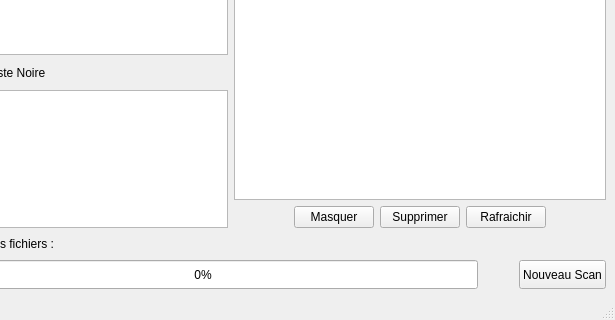
Flamingroup/fsclean, file interface.ui: the form before one commit; both pictures show x 81 to 696 and y 139 to 459 of the 696 by 459 pixel window.
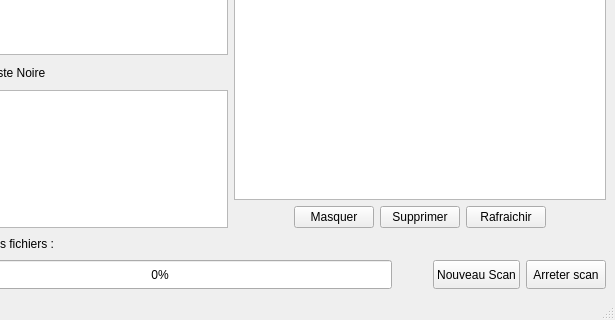
The form after the commit. Icons and pictures are not drawn.

Commit message: ajout d'un error=1 si scan interrompu avant la fin, et ajout d'un bouton quitter qui arrete le scan (proprement).

```diff
--- a/interface.ui
+++ b/interface.ui
@@ -355,6 +355,31 @@
           </property>
          </widget>
         </item>
+        <item alignment="Qt::AlignRight|Qt::AlignBottom">
+         <widget class="QPushButton" name="quitButton">
+          <property name="sizePolicy">
+           <sizepolicy hsizetype="Fixed" vsizetype="Fixed">
+            <horstretch>0</horstretch>
+            <verstretch>0</verstretch>
+           </sizepolicy>
+          </property>
+          <property name="minimumSize">
+           <size>
+            <width>0</width>
+            <height>29</height>
+           </size>
+          </property>
+          <property name="maximumSize">
+           <size>
+            <width>16777215</width>
+            <height>29</height>
+           </size>
+          </property>
+          <property name="text">
+           <string>Arreter scan</string>
+          </property>
+         </widget>
+        </item>
        </layout>
       </item>
      </layout>
```
Left out of the diff: 4 changed lines with no effect on the pictures. The commit also changes 10 other files.
